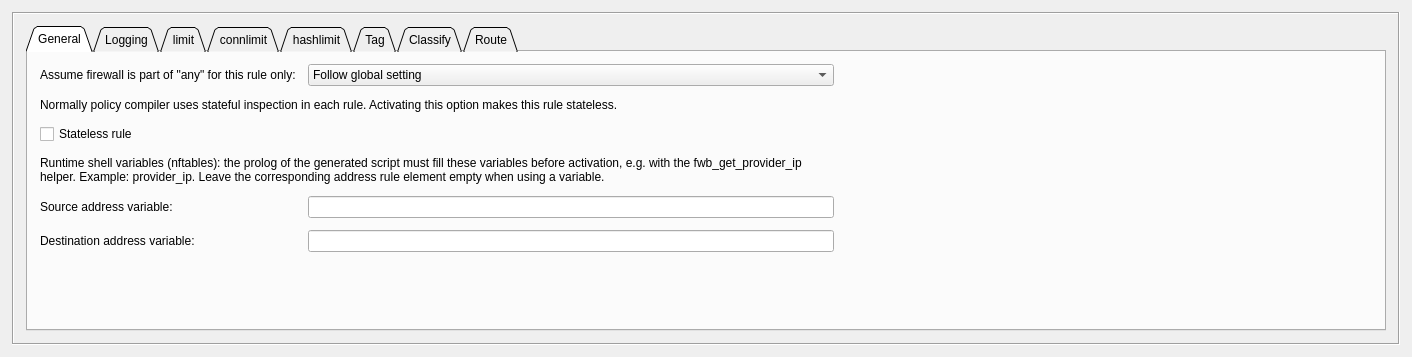
This is src/libgui/ruleoptionsdialog_q.ui in haubentaucher/fwbuilder as Qt 5 draws it before an edit. The edited form follows.
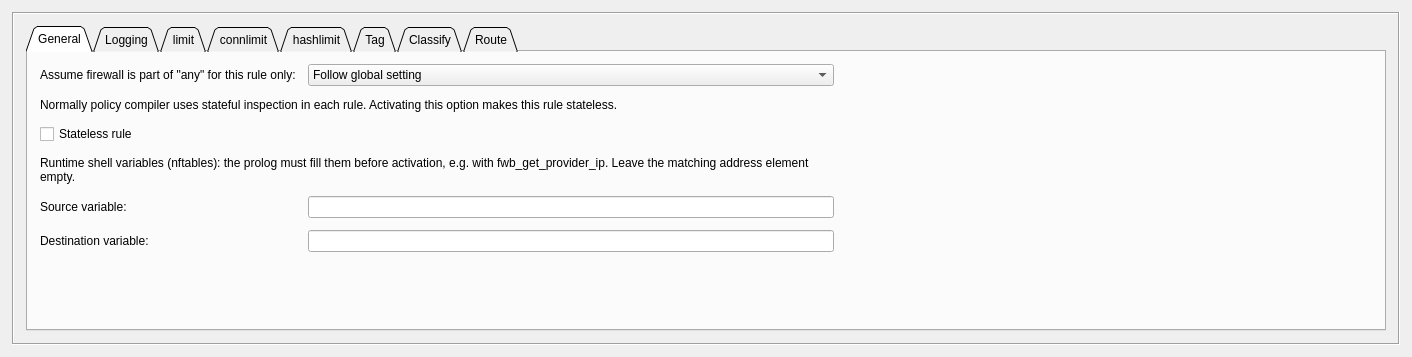
This is the edited form. The open tabs and pages were chosen to show the change. Custom widgets are drawn as their Qt base class.

Commit message: nftables: fix clipped runtime variable fields in rule options dialogs

What changed in the file:
```diff
--- a/src/libgui/ruleoptionsdialog_q.ui
+++ b/src/libgui/ruleoptionsdialog_q.ui
@@ -232,7 +232,10 @@
            <item row="3" column="0" colspan="2">
             <widget class="QLabel" name="label_runtime_vars">
              <property name="text">
-              <string>Runtime shell variables (nftables): the prolog of the generated script must fill these variables before activation, e.g. with the fwb_get_provider_ip helper. Example: provider_ip. Leave the corresponding address rule element empty when using a variable.</string>
+              <string>Runtime shell variables (nftables): the prolog must fill them before activation, e.g. with fwb_get_provider_ip. Leave the matching address element empty.</string>
+             </property>
+             <property name="toolTip">
+              <string>Shell variables that the prolog of the generated script must fill before activation, e.g. with the fwb_get_provider_ip helper. Example: provider_ip. Leave the corresponding address rule element empty when using a variable.</string>
              </property>
              <property name="wordWrap">
               <bool>true</bool>
@@ -242,7 +245,7 @@
            <item row="4" column="0">
             <widget class="QLabel" name="label_src_runtime_var">
              <property name="text">
-              <string>Source address variable:</string>
+              <string>Source variable:</string>
              </property>
             </widget>
            </item>
@@ -256,7 +259,7 @@
            <item row="5" column="0">
             <widget class="QLabel" name="label_dst_runtime_var">
              <property name="text">
-              <string>Destination address variable:</string>
+              <string>Destination variable:</string>
              </property>
             </widget>
            </item>
```
The commit also changes 2 other files.
